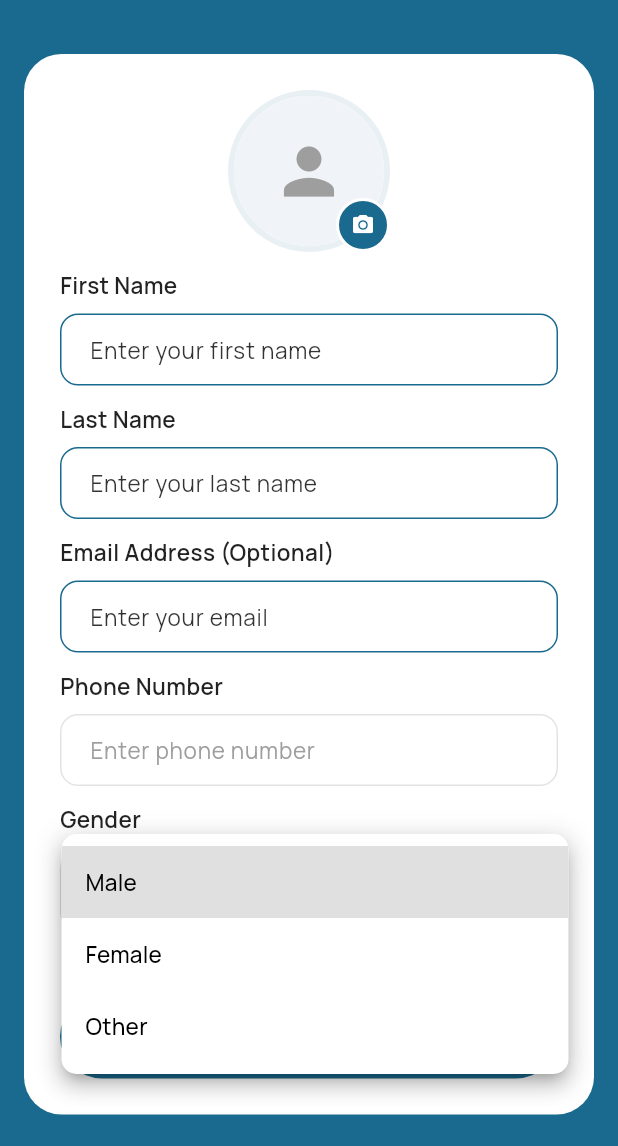
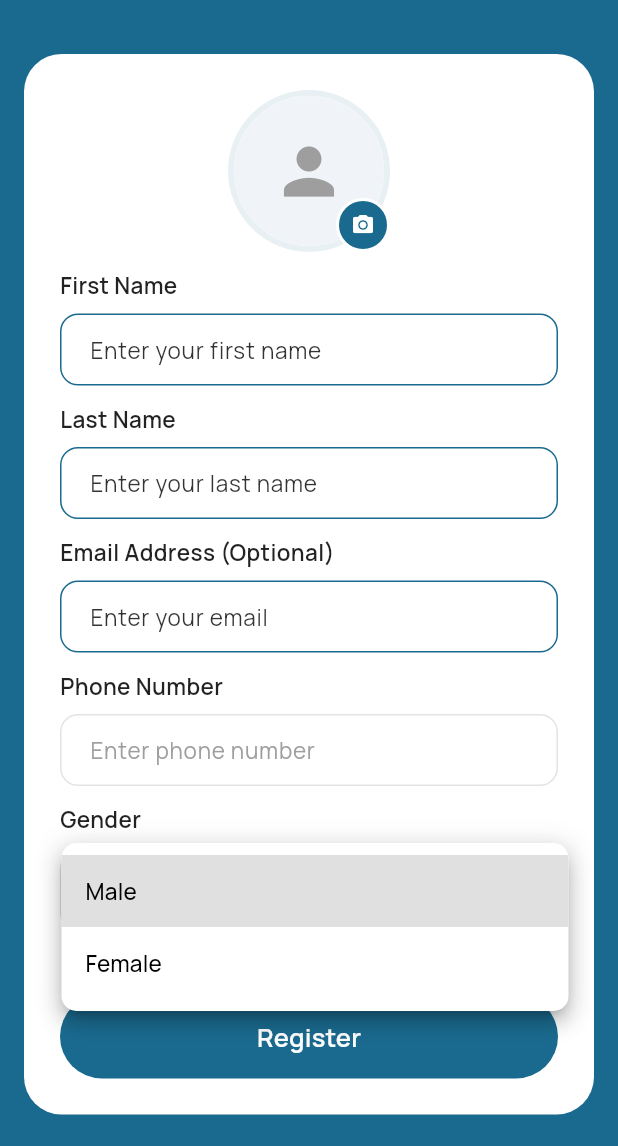
Before and after one commit to Han5uk3/raheeq_main, a Flutter app: the Registration screen opened directly with empty values, after a tap on "Select Gender", on a phone screen of 412 x 824 dp, the part 90-1236 px from its top. Run offline on Flutter 3.47's test engine with Material 3 defaults, Android fonts, the phone set to English and light mode, and no system bars; our stand-ins replace app_links, cached_network_image, country_picker, device_info_plus, dio, firebase_core and 18 more; missing offline and left inert: flutter_paytabs_bridge, freshchat_sdk, phone_numbers_parser, smart_auth; accounts and stored records are empty; network calls fail.

Commit message:
feat: add gift card bottom sheet and registration page UI components

```diff
--- a/lib/common_widgets/gift_card_bottom_sheet.dart
+++ b/lib/common_widgets/gift_card_bottom_sheet.dart
@@ -382,7 +382,10 @@ class _GiftCardPageState extends State<GiftCardPage> {
                             left: 16,
                             right: 16,
                           ),
-                          child: _buildPhoneField(),
+                          child: Directionality(
+                            textDirection:TextDirection.ltr,
+                            child:_buildPhoneField(),
+                          )
                         ),
 
                         Padding(
--- a/lib/pages/authentication/registration.dart
+++ b/lib/pages/authentication/registration.dart
@@ -312,7 +312,12 @@ class _RegistrationState extends State<Registration> {
                               ),
                               const SizedBox(height: 12),
                               widget.isSocialLogin
-                                  ? _buildSocialPhoneInput(_phoneController)
+                                  ? Directionality(
+                                      textDirection: TextDirection.ltr,
+                                      child: _buildSocialPhoneInput(
+                                        _phoneController,
+                                      ),
+                                    )
                                   : _buildTextField(
                                       controller: _phoneController,
                                       label: AppLocalizations.of(
@@ -816,12 +821,6 @@ class _RegistrationState extends State<Registration> {
                                   'label': AppLocalizations.of(context)!.female,
                                   'value': 'Female',
                                 },
-                                {
-                                  'label': AppLocalizations.of(
-                                    context,
-                                  )!.other_gender,
-                                  'value': 'Other',
-                                },
                               ]
                               .map(
                                 (item) => DropdownMenuItem<String>(
```
